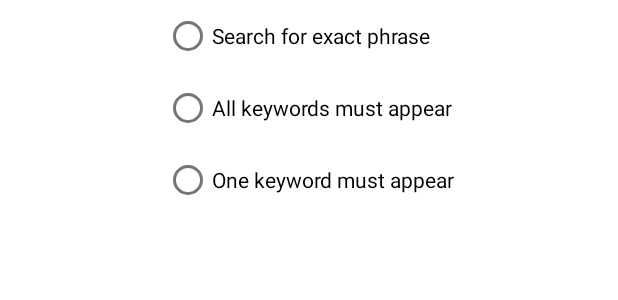
After one commit to theredstone496/federated-states-of-microsoft-teams, an Android app: the layout options_dialog.xml on its own in the app's theme, with its tools: preview values and no code run, on a phone screen of 412 x 824 dp. The commit adds this screen. Shown: the top 300 px of the screen. Run offline under Robolectric (Android 15) with nearby library versions, the phone set to English and light mode, and no system bars.

Commit message:
basic sorting options (match exact, have all keywords, have one keyword) have been added

```diff
--- a/app/src/main/java/com/example/fsmapp/Settings.kt
+++ b/app/src/main/java/com/example/fsmapp/Settings.kt
@@ -7,5 +7,6 @@ class Settings {
         var sources: ArrayList<Source.SourceItem> = ArrayList()
         var langs = arrayListOf(true, true,true,true,true,true,true,true,true,true,true,true,true,true)
         var existentlangs = arrayListOf("en", "no", "it", "ar", "ud", "de", "pt", "es", "fr", "he", "ru", "sv", "nl", "zh")
+        var searchOption: String = "match"
     }
 }
--- /dev/null
+++ b/app/src/main/res/layout/options_dialog.xml
@@ -0,0 +1,33 @@
+<?xml version="1.0" encoding="utf-8"?>
+<androidx.constraintlayout.widget.ConstraintLayout xmlns:android="http://schemas.android.com/apk/res/android"
+    xmlns:app="http://schemas.android.com/apk/res-auto"
+    xmlns:tools="http://schemas.android.com/tools"
+    android:layout_width="match_parent"
+    android:layout_height="match_parent">
+
+    <RadioGroup
+        android:layout_width="wrap_content"
+        android:layout_height="wrap_content"
+        app:layout_constraintEnd_toEndOf="parent"
+        app:layout_constraintStart_toStartOf="parent"
+        app:layout_constraintTop_toTopOf="parent">
+
+        <RadioButton
+            android:id="@+id/matchSelect"
+            android:layout_width="wrap_content"
+            android:layout_height="wrap_content"
+            android:text="Search for exact phrase" />
+
+        <RadioButton
+            android:id="@+id/allSelect"
+            android:layout_width="wrap_content"
+            android:layout_height="wrap_content"
+            android:text="All keywords must appear" />
+
+        <RadioButton
+            android:id="@+id/oneSelect"
+            android:layout_width="wrap_content"
+            android:layout_height="wrap_content"
+            android:text="One keyword must appear" />
+    </RadioGroup>
+</androidx.constraintlayout.widget.ConstraintLayout>
```
Also changed, not shown: app/src/main/java/com/example/fsmapp/SearchFragment.kt (+46 -3 lines), app/src/main/res/drawable/ic_baseline_settings_24.xml (added, +10 -0 lines), app/src/main/res/layout/fragment_search.xml (+8 -0 lines), 1 other file.
